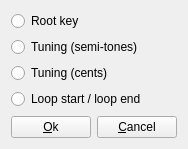
This is sources/editor/tools/load_from_inst/toolloadfrominst_gui.ui in davy7125/polyphone as Qt 5 draws it before an edit. The edited form follows.
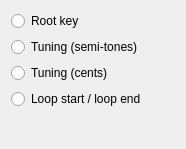
This is the edited form.

Commit message:
Button order in dialogs
Closes #322

```diff
--- a/sources/editor/tools/load_from_inst/toolloadfrominst_gui.ui
+++ b/sources/editor/tools/load_from_inst/toolloadfrominst_gui.ui
@@ -56,35 +56,7 @@
     </spacer>
    </item>
    <item>
-    <layout class="QHBoxLayout" name="horizontalLayout">
-     <item>
-      <widget class="QPushButton" name="pushOk">
-       <property name="text">
-        <string>&amp;Ok</string>
-       </property>
-      </widget>
-     </item>
-     <item>
-      <spacer name="horizontalSpacer">
-       <property name="orientation">
-        <enum>Qt::Horizontal</enum>
-       </property>
-       <property name="sizeHint" stdset="0">
-        <size>
-         <width>40</width>
-         <height>20</height>
-        </size>
-       </property>
-      </spacer>
-     </item>
-     <item>
-      <widget class="QPushButton" name="pushCancel">
-       <property name="text">
-        <string>&amp;Cancel</string>
-       </property>
-      </widget>
-     </item>
-    </layout>
+    <widget class="QDialogButtonBox" name="buttonBox"/>
    </item>
   </layout>
  </widget>
```
Left out of the diff: 2 changed lines with no effect on the pictures. The commit also changes 89 other files.
